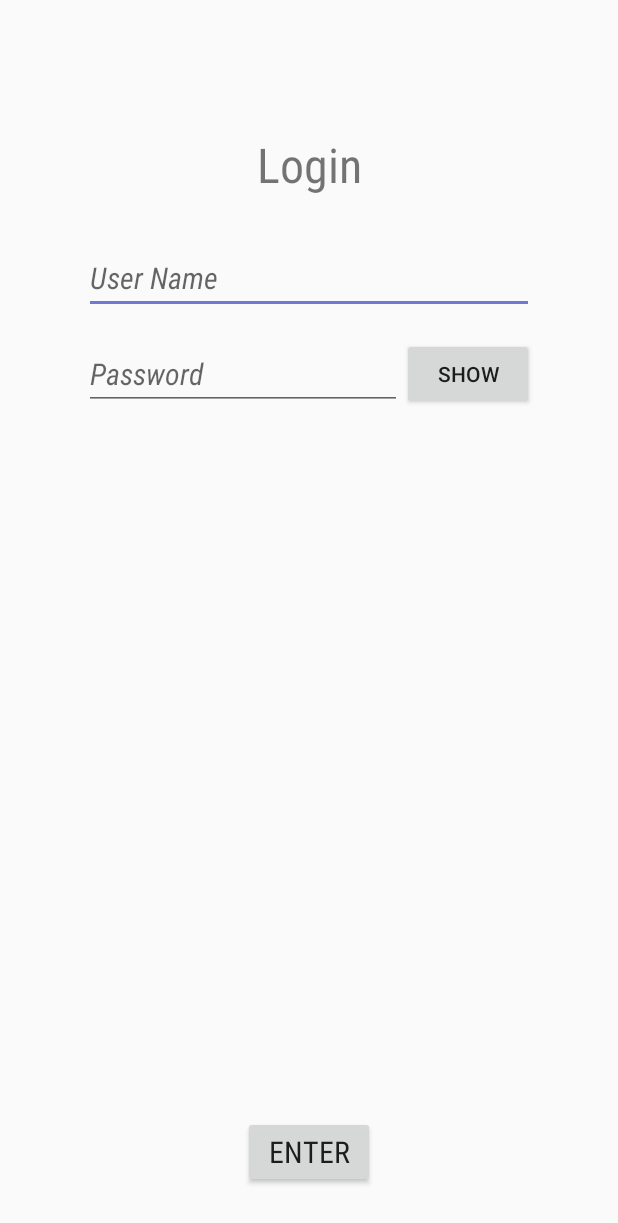
After one commit to KFCBETA/IUM, an Android app: the fragment Fragment_LoginPage shown on its own in the app's theme, on a phone screen of 412 x 824 dp. The commit adds this screen. Shown: the top 1223 px of the screen. Run offline under Robolectric (Android 15) with nearby library versions, the phone set to English and light mode, and no system bars; Roboto replaces fonts that are not available here.

Commit message:
Add Login Page

```diff
--- a/IUM Android/app/src/main/java/com/agroup/ium/BottomAdapter.java
+++ b/IUM Android/app/src/main/java/com/agroup/ium/BottomAdapter.java
@@ -1,16 +1,15 @@
 package com.agroup.ium;
 
 import android.content.Context;
-import android.media.Image;
 import android.support.annotation.NonNull;
 import android.support.v7.widget.RecyclerView;
-import android.util.Log;
 import android.view.LayoutInflater;
 import android.view.View;
 import android.view.ViewGroup;
 import android.widget.ImageView;
 import android.widget.TextView;
 
+import com.agroup.ium.Structure.UserStructure;
 import com.bumptech.glide.Glide;
 import com.bumptech.glide.request.RequestOptions;
 
@@ -41,7 +40,7 @@ public class BottomAdapter extends RecyclerView.Adapter<BottomAdapter.BottomView
     @Override
     public void onBindViewHolder(@NonNull BottomViewHolder bottomViewHolder, int position) {
 
-        Log.e(TAG, "Position = " + position + "  " + userArray.get(position).getUserImage());
+//        Log.e(TAG, "Position = " + position + "  " + userArray.get(position).getUserImage());
 
         if(position == 0){
             bottomViewHolder.imageView_dot.setBackgroundResource(R.drawable.dot_focused);
--- a/IUM Android/app/src/main/java/com/agroup/ium/MainBottomFragment.java
+++ b/IUM Android/app/src/main/java/com/agroup/ium/MainBottomFragment.java
@@ -2,7 +2,6 @@ package com.agroup.ium;
 
 import android.app.Dialog;
 import android.content.Context;
-import android.graphics.drawable.ColorDrawable;
 import android.os.Bundle;
 import android.support.annotation.NonNull;
 import android.support.annotation.Nullable;
@@ -14,6 +13,7 @@ import android.view.LayoutInflater;
 import android.view.View;
 import android.view.ViewGroup;
 
+import com.agroup.ium.Structure.UserStructure;
 import com.agroup.ium.Util.ScreenUtil;
 
 import java.util.ArrayList;
--- a/IUM Android/app/src/main/java/com/agroup/ium/MainFragment.java
+++ b/IUM Android/app/src/main/java/com/agroup/ium/MainFragment.java
@@ -1,8 +1,6 @@
 package com.agroup.ium;
 
-import android.media.Image;
 import android.os.Bundle;
-import android.provider.ContactsContract;
 import android.support.annotation.NonNull;
 import android.support.annotation.Nullable;
 import android.support.design.widget.BottomNavigationView;
@@ -10,11 +8,11 @@ import android.support.v4.app.Fragment;
 import android.support.v4.widget.SwipeRefreshLayout;
 import android.support.v7.widget.LinearLayoutManager;
 import android.support.v7.widget.RecyclerView;
-import android.util.Log;
 import android.view.LayoutInflater;
 import android.view.View;
 import android.view.ViewGroup;
-import android.widget.ImageView;
+
+import com.agroup.ium.Structure.PostStructure;
 
 import java.util.ArrayList;
 
--- a/IUM Android/app/src/main/java/com/agroup/ium/MainPageAdapter.java
+++ b/IUM Android/app/src/main/java/com/agroup/ium/MainPageAdapter.java
@@ -3,13 +3,13 @@ package com.agroup.ium;
 import android.content.Context;
 import android.support.annotation.NonNull;
 import android.support.v7.widget.RecyclerView;
-import android.util.Log;
 import android.view.LayoutInflater;
 import android.view.View;
 import android.view.ViewGroup;
 import android.widget.ImageView;
 import android.widget.TextView;
 
+import com.agroup.ium.Structure.PostStructure;
 import com.bumptech.glide.Glide;
 import com.bumptech.glide.request.RequestOptions;
 
--- a/IUM Android/app/src/main/java/com/agroup/ium/PostStructure.java
+++ b/IUM Android/app/src/main/java/com/agroup/ium/Structure/PostStructure.java
@@ -1,4 +1,4 @@
-package com.agroup.ium;
+package com.agroup.ium.Structure;
 
 public class PostStructure {
 
--- a/IUM Android/app/src/main/java/com/agroup/ium/UserStructure.java
+++ b/IUM Android/app/src/main/java/com/agroup/ium/Structure/UserStructure.java
@@ -1,6 +1,8 @@
-package com.agroup.ium;
+package com.agroup.ium.Structure;
 
 public class UserStructure {
+
+    //TODO: Change User Structure
 
     private String userName;
     private String userImage;
--- a/IUM Android/app/src/main/java/com/agroup/ium/WelcomePage/CardFragment_Welcome.java
+++ b/IUM Android/app/src/main/java/com/agroup/ium/WelcomePage/CardFragment_Welcome.java
@@ -6,6 +6,7 @@ import android.support.annotation.NonNull;
 import android.support.annotation.Nullable;
 import android.support.constraint.ConstraintLayout;
 import android.support.v4.app.Fragment;
+import android.support.v4.app.FragmentTransaction;
 import android.support.v7.widget.CardView;
 import android.view.LayoutInflater;
 import android.view.View;
@@ -125,6 +126,11 @@ public class CardFragment_Welcome extends Fragment {
             @Override
             public void onClick(View v) {
                 //TODO: Go to log in page
+                Fragment fragment_login = new Fragment_LoginPage();
+                FragmentTransaction fragmentTransaction = getFragmentManager().beginTransaction();
+                fragmentTransaction.replace(R.id.container_welcome, fragment_login);
+                fragmentTransaction.addToBackStack(null);
+                fragmentTransaction.commit();
             }
         });
 
--- /dev/null
+++ b/IUM Android/app/src/main/java/com/agroup/ium/WelcomePage/Fragment_LoginPage.java
@@ -0,0 +1,75 @@
+package com.agroup.ium.WelcomePage;
+
+import android.os.Bundle;
+import android.support.annotation.NonNull;
+import android.support.annotation.Nullable;
+import android.support.v4.app.Fragment;
+import android.text.InputType;
+import android.util.Log;
+import android.view.LayoutInflater;
+import android.view.View;
+import android.view.ViewGroup;
+import android.widget.Button;
+import android.widget.EditText;
+
+import com.agroup.ium.R;
+
+public class Fragment_LoginPage extends Fragment {
+
+    private static final String TAG = Fragment_LoginPage.class.getSimpleName();
+
+
+    private Button button_Enter;
+    private Button button_Show;
+    private EditText editText_UserName;
+    private EditText editText_UserPassword;
+    private boolean isShow = false;
+
+
+    @Nullable
+    @Override
+    public View onCreateView(@NonNull LayoutInflater inflater, @Nullable ViewGroup parent, @Nullable Bundle savedInstanceState) {
+
+        View view = inflater.inflate(R.layout.fragment_login_page, parent, false);
+
+        editText_UserName = (EditText)view.findViewById(R.id.loginPageFragment_UserName);
+        editText_UserPassword = (EditText)view.findViewById(R.id.loginPageFragment_UserPass);
+
+        button_Show = (Button)view.findViewById(R.id.loginPageFragment_ShowPass);
+        button_Show.setOnClickListener(new View.OnClickListener() {
+            @Override
+            public void onClick(View v) {
+
+                if(!isShow){
+                    button_Show.setText(R.string.login_Hide);
+                    editText_UserPassword.setInputType(InputType.TYPE_TEXT_VARIATION_VISIBLE_PASSWORD);
+                }
+                else {
+                    button_Show.setText(R.string.login_Show);
+                    editText_UserPassword.setInputType(InputType.TYPE_CLASS_TEXT | InputType.TYPE_TEXT_VARIATION_PASSWORD);
+                }
+
+                isShow = !isShow;
+            }
+        });
+
+
+
+        button_Enter = (Button)view.findViewById(R.id.loginPageFragment_EnterButton);
+        button_Enter.setOnClickListener(new View.OnClickListener() {
+            @Override
+            public void onClick(View v) {
+
+                String string_userName = editText_UserName.getText().toString();
+                String string_userPassword = editText_UserPassword.getText().toString();
+
+                Log.e(TAG, "User Name: " +  string_userName + "\n" + "User Pass: " + string_userPassword);
+
+                //TODO: Go to Login Page in Flicker
+            }
+        });
+
+
+        return view;
+    }
+}
--- /dev/null
+++ b/IUM Android/app/src/main/res/layout/fragment_login_page.xml
@@ -0,0 +1,71 @@
+<?xml version="1.0" encoding="utf-8"?>
+<android.support.constraint.ConstraintLayout xmlns:android="http://schemas.android.com/apk/res/android"
+    android:layout_width="match_parent"
+    android:layout_height="match_parent"
+    xmlns:app="http://schemas.android.com/apk/res-auto">
+
+    <TextView
+        android:id="@+id/loginPageFragment_Title"
+        android:layout_width="wrap_content"
+        android:layout_height="wrap_content"
+        app:layout_constraintStart_toStartOf="parent"
+        app:layout_constraintEnd_toEndOf="parent"
+        app:layout_constraintTop_toTopOf="parent"
+        android:textSize="@dimen/loginPage_Title"
+        android:layout_marginTop="88dp"
+        android:text="@string/login_Title"
+        android:fontFamily="@font/roboto_condensed_family"/>
+
+    <EditText
+        android:id="@+id/loginPageFragment_UserName"
+        android:layout_width="300dp"
+        android:layout_height="wrap_content"
+        app:layout_constraintTop_toBottomOf="@id/loginPageFragment_Title"
+        app:layout_constraintStart_toStartOf="parent"
+        app:layout_constraintEnd_toEndOf="parent"
+        android:layout_marginTop="30dp"
+        android:inputType="textNoSuggestions"
+        android:hint="@string/userNameHint"
+        android:textSize="20sp"
+        android:fontFamily="@font/roboto_condensed_family"
+        android:textStyle="italic"/>
+
+    <EditText
+        android:id="@+id/loginPageFragment_UserPass"
+        android:layout_width="0dp"
+        android:layout_height="wrap_content"
+        app:layout_constraintStart_toStartOf="@id/loginPageFragment_UserName"
+        app:layout_constraintTop_toBottomOf="@id/loginPageFragment_UserName"
+        app:layout_constraintEnd_toStartOf="@id/loginPageFragment_ShowPass"
+        android:layout_marginTop="16dp"
+        android:inputType="textPassword"
+        android:hint="@string/userPassHint"
+        android:textSize="20sp"
+        android:fontFamily="@font/roboto_condensed_family"
+        android:textStyle="italic" />
+
+    <Button
+        android:id="@+id/loginPageFragment_ShowPass"
+        android:layout_width="wrap_content"
+        android:layout_height="wrap_content"
+        app:layout_constraintStart_toEndOf="@id/loginPageFragment_UserPass"
+        app:layout_constraintEnd_toEndOf="@id/loginPageFragment_UserName"
+        app:layout_constraintTop_toBottomOf="@id/loginPageFragment_UserName"
+        android:layout_marginTop="16dp"
+        android:text="@string/login_Show"/>
+
+
+    <Button
+        android:id="@+id/loginPageFragment_EnterButton"
+        android:layout_width="wrap_content"
+        android:layout_height="wrap_content"
+        app:layout_constraintStart_toStartOf="parent"
+        app:layout_constraintEnd_toEndOf="parent"
+        app:layout_constraintBottom_toBottomOf="parent"
+        android:layout_marginBottom="32dp"
+        android:text="@string/loginButton"
+        android:textSize="20sp"
+        android:fontFamily="@font/roboto_condensed_family"/>
+
+
+</android.support.constraint.ConstraintLayout>
--- a/IUM Android/app/src/main/res/values/dimen.xml
+++ b/IUM Android/app/src/main/res/values/dimen.xml
@@ -6,4 +6,5 @@
     <dimen name="mainPage_userName">20sp</dimen>
     <dimen name="mainPage_date">15sp</dimen>
     <dimen name="mainPage_content">16sp</dimen>
+    <dimen name="loginPage_Title">32sp</dimen>
 </resources>
--- a/IUM Android/app/src/main/res/values/strings.xml
+++ b/IUM Android/app/src/main/res/values/strings.xml
@@ -18,6 +18,12 @@
     <string name="post">Post</string>
     <string name="mainPage_date">19:20</string>
     <string name="mainPage_Content">main page content</string>
+    <string name="login_Title">Login</string>
+    <string name="userNameHint">User Name</string>
+    <string name="userPassHint">Password</string>
+    <string name="loginButton">Enter</string>
+    <string name="login_Show">Show</string>
+    <string name="login_Hide">Hide</string>
 
     <string-array name="user_option">
         <item>Main Page</item>
```
Also changed, not shown: IUM Android/app/src/main/java/com/agroup/ium/WelcomePage/ViewPagerTransformer.java (+5 -4 lines), IUM Android/app/src/main/java/com/agroup/ium/WelcomePage/WelcomeActivity.java (+15 -41 lines), IUM Android/app/src/main/java/com/agroup/ium/WelcomePage/WelcomeFragment.java (added, +74 -0 lines), IUM Android/app/src/main/res/layout/activity_welcome.xml (+3 -41 lines), IUM Android/app/src/main/res/layout/fragment_welcome.xml (added, +50 -0 lines).
